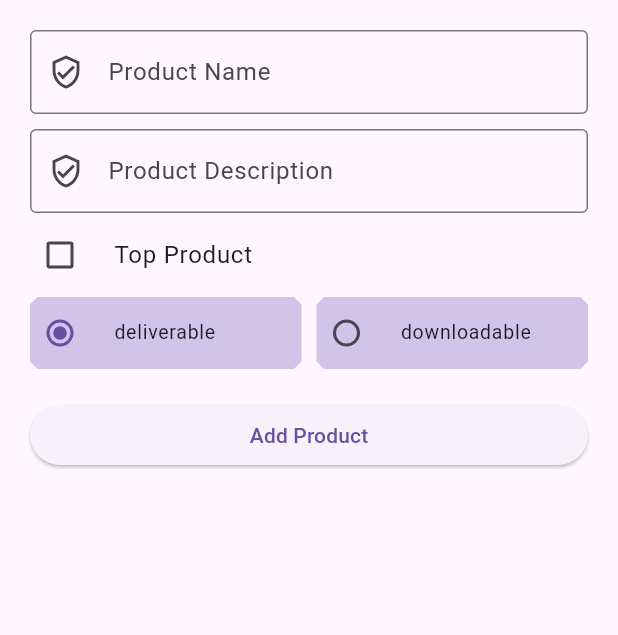
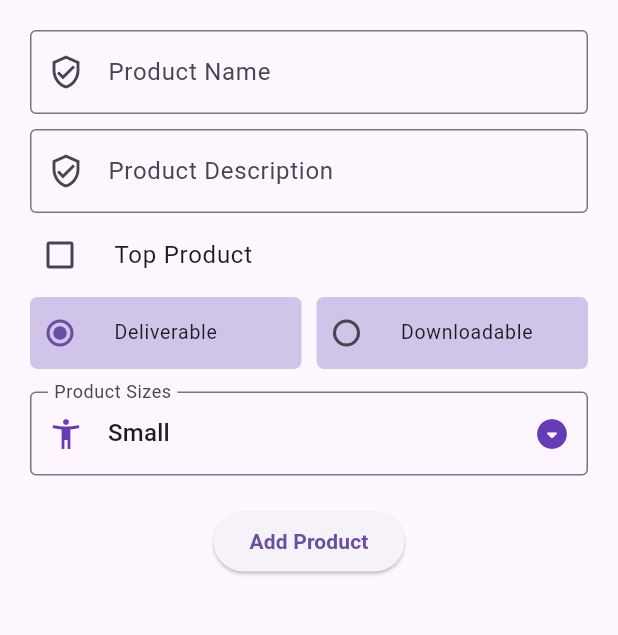
Before and after one commit to Tashfeen-Chohan/FLUTTER-T, a Flutter app: the screen it shows after launch, on a phone screen of 412 x 824 dp, the part 84-719 px from its top. Run offline on Flutter 3.47's test engine with Material 3 defaults, Android fonts, the light colour scheme and no system bars.

Commit message:
DropdownMenu & Form

```diff
--- /dev/null
+++ b/lib/models/product_model.dart
@@ -0,0 +1,9 @@
+// import 'package:coding_with_t/screens/Form.dart';
+
+class ProductModel {
+  late String productName;
+  late String productDesc;
+  late bool isTopProduct;
+  // late ProductType productType;
+  late String productSize;
+}
--- a/lib/screens/Form.dart
+++ b/lib/screens/Form.dart
@@ -1,5 +1,8 @@
+// ignore_for_file: unused_import
+
 import 'package:coding_with_t/common/appbar.dart';
 import 'package:coding_with_t/common/drawer.dart';
+import 'package:coding_with_t/models/product_model.dart';
 import 'package:coding_with_t/screens/details.dart';
 import 'package:flutter/material.dart';
 
@@ -17,6 +20,10 @@ class _FormScreenState extends State<FormScreen> {
   final TextEditingController productDescController = TextEditingController();
   bool topProduct = false;
   ProductType _selectedType = ProductType.deliverable;
+  List<String> productSizes = ["Small", "Medium", "Large", "XL", "XXL"];
+  String _selectedSize = "Small";
+  final _formKey = GlobalKey<FormState>();
+  ProductModel productModel = ProductModel();
 
   @override
   void dispose() {
@@ -35,8 +42,18 @@ class _FormScreenState extends State<FormScreen> {
         child: Padding(
           padding: const EdgeInsets.all(20),
           child: ListView(children: [
+            Form(
+              key: _formKey,
+              child: Column(
+                children: [
                   TextFormField(
                     controller: productNameController,
+                    validator: (val) {
+                      if (val!.isEmpty) {
+                        return "Please enter product name!";
+                      }
+                      return null;
+                    },
                     decoration: const InputDecoration(
                         hintText: "Please enter product name",
                         labelText: "Product Name",
@@ -48,6 +65,12 @@ class _FormScreenState extends State<FormScreen> {
                   ),
                   TextFormField(
                     controller: productDescController,
+                    validator: (val) {
+                      if (val!.isEmpty) {
+                        return "Please enter product description!";
+                      }
+                      return null;
+                    },
                     decoration: const InputDecoration(
                         hintText: "Please enter product description",
                         labelText: "Product Description",
@@ -68,13 +91,13 @@ class _FormScreenState extends State<FormScreen> {
                     children: [
                       Expanded(
                         child: RadioListTile<ProductType>(
-                    title: Text(ProductType.deliverable.name),
+                          title: const Text("Deliverable"),
                           value: ProductType.deliverable,
                           groupValue: _selectedType,
                           dense: true,
                           contentPadding: const EdgeInsets.all(0),
                           tileColor: Colors.deepPurple.shade100,
-                    shape: BeveledRectangleBorder(
+                          shape: RoundedRectangleBorder(
                             borderRadius: BorderRadius.circular(5),
                           ),
                           onChanged: (val) {
@@ -89,13 +112,13 @@ class _FormScreenState extends State<FormScreen> {
                       ),
                       Expanded(
                         child: RadioListTile<ProductType>(
-                    title: Text(ProductType.downloadable.name),
+                          title: const Text("Downloadable"),
                           value: ProductType.downloadable,
                           groupValue: _selectedType,
                           dense: true,
                           contentPadding: const EdgeInsets.all(0),
                           tileColor: Colors.deepPurple.shade100,
-                    shape: BeveledRectangleBorder(
+                          shape: RoundedRectangleBorder(
                             borderRadius: BorderRadius.circular(5),
                           ),
                           onChanged: (val) {
@@ -108,12 +131,53 @@ class _FormScreenState extends State<FormScreen> {
                     ],
                   ),
                   const SizedBox(
+                    height: 15,
+                  ),
+                  DropdownButtonFormField(
+                      icon: const Icon(
+                        Icons.arrow_drop_down_circle_rounded,
+                        color: Colors.deepPurple,
+                      ),
+                      value: _selectedSize,
+                      dropdownColor: Colors.deepPurple.shade200,
+                      decoration: const InputDecoration(
+                        labelText: "Product Sizes",
+                        border: OutlineInputBorder(),
+                        prefixIcon: Icon(
+                          Icons.accessibility_new_outlined,
+                          color: Colors.deepPurple,
+                        ),
+                      ),
+                      items: productSizes
+                          .map((e) => DropdownMenuItem(
+                                value: e,
+                                child: Text(e),
+                              ))
+                          .toList(),
+                      onChanged: (val) {
+                        setState(() {
+                          _selectedSize = val!;
+                        });
+                      }),
+                  const SizedBox(
                     height: 20,
                   ),
                   ElevatedButton(
-              onPressed: () => changeScreen(context, productNameController.text,
-                  productDescController.text, topProduct),
-              child: const Text("Add Product"),
+                    onPressed: () => changeScreen(
+                      context,
+                      productNameController.text,
+                      productDescController.text,
+                      topProduct,
+                      // _selectedType,
+                      _selectedSize,
+                    ),
+                    child: const Text(
+                      "Add Product",
+                      style: TextStyle(fontWeight: FontWeight.bold),
+                    ),
+                  ),
+                ],
+              ),
             ),
           ]),
         ),
@@ -121,15 +185,25 @@ class _FormScreenState extends State<FormScreen> {
     );
   }
 
-  void changeScreen(
-      BuildContext context, String prodName, String prodDesc, bool topProduct) {
+  void changeScreen(BuildContext context, String prodName, String prodDesc,
+      bool topProduct, String productSize) {
+    if (_formKey.currentState!.validate()) {
+      // ScaffoldMessenger.of(context).showSnackBar(
+      //   const SnackBar(
+      //     content: Text("Data Processing!"),
+      //   ),
+      // );
+
+      productModel.productName = prodName;
+      productModel.productDesc = prodDesc;
+      productModel.isTopProduct = topProduct;
+      // productModel.productType = productType;
+      productModel.productSize = productSize;
+
       Navigator.push(context, MaterialPageRoute(builder: (context) {
-      return DetailsScreen(
-        productName: prodName,
-        productDescription: prodDesc,
-        topProduct: topProduct,
-      );
+        return DetailsScreen(productModel: productModel);
       }));
+    }
     productNameController.text = "";
     productDescController.text = "";
   }
```
Also changed, not shown: lib/screens/details.dart (+54 -19 lines). Lines whose indentation alone changed are shown as unchanged.
